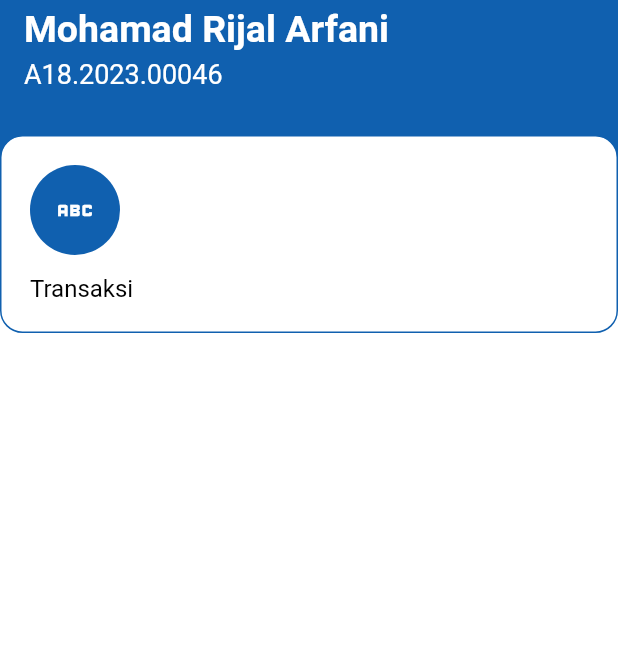
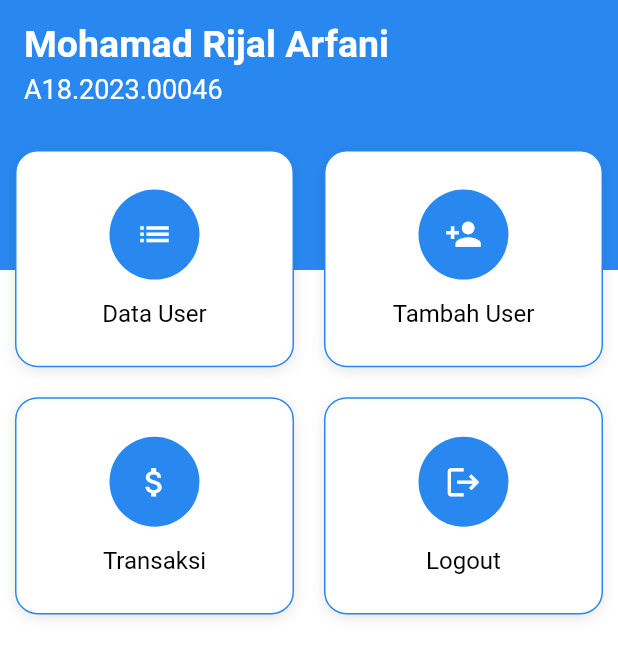
Before and after one commit to rizalarfani/Pemprogaman-Perangkat-Bergerak, a Flutter app: the screen it shows after launch, on a phone screen of 412 x 824 dp. Shown: the top 657 px of the screen. Run offline on Flutter 3.47's test engine with Material 3 defaults, Android fonts, the phone set to English and light mode, and no system bars.

Commit message:
Tugas Dashboard

```diff
--- a/tugas_dashboard/lib/dashboard_page.dart
+++ b/tugas_dashboard/lib/dashboard_page.dart
@@ -7,7 +7,10 @@ class DashboardPage extends StatelessWidget {
   Widget build(BuildContext context) {
     return Scaffold(
       backgroundColor: Colors.white,
-      body: Stack(
+      body: SingleChildScrollView(
+          child: Column(
+        children: [
+          Stack(
             clipBehavior: Clip.none,
             children: [
               Container(
@@ -17,25 +20,25 @@ class DashboardPage extends StatelessWidget {
                 height: 180,
                 width: double.infinity,
                 decoration: const BoxDecoration(
-              color: Color.fromRGBO(16, 96, 175, 1),
+                  color: Color.fromRGBO(41, 136, 240, 1),
                 ),
-            child: SafeArea(
+                child: const SafeArea(
                   child: Column(
                     crossAxisAlignment: CrossAxisAlignment.start,
                     children: [
-                  const SizedBox(height: 5),
+                      SizedBox(height: 15),
                       Text(
                         'Mohamad Rijal Arfani',
-                    style: const TextStyle(
+                        style: TextStyle(
                           fontSize: 25,
                           fontWeight: FontWeight.bold,
                           color: Colors.white,
                         ),
                       ),
-                  const SizedBox(height: 5),
+                      SizedBox(height: 5),
                       Text(
                         'A18.2023.00046',
-                    style: const TextStyle(
+                        style: TextStyle(
                           fontSize: 18,
                           fontWeight: FontWeight.w400,
                           color: Colors.white,
@@ -49,46 +52,93 @@ class DashboardPage extends StatelessWidget {
                 top: 90,
                 left: 0,
                 right: 0,
-            child: itemMenu(),
-          )
+                child: GridView(
+                  gridDelegate: const SliverGridDelegateWithFixedCrossAxisCount(
+                    crossAxisCount: 2,
+                    childAspectRatio: 1.25,
+                  ),
+                  shrinkWrap: true,
+                  children: [
+                    itemMenu(
+                      'Data User',
+                      const Icon(
+                        Icons.list,
+                        color: Colors.white,
+                        size: 25,
+                      ),
+                    ),
+                    itemMenu(
+                      'Tambah User',
+                      const Icon(
+                        Icons.person_add,
+                        color: Colors.white,
+                        size: 25,
+                      ),
+                    ),
+                    itemMenu(
+                      'Transaksi',
+                      const Icon(
+                        Icons.attach_money,
+                        color: Colors.white,
+                        size: 25,
+                      ),
+                    ),
+                    itemMenu(
+                      'Logout',
+                      const Icon(
+                        Icons.logout,
+                        color: Colors.white,
+                        size: 25,
+                      ),
+                    ),
                   ],
                 ),
+              ),
+            ],
+          ),
+        ],
+      )),
     );
   }
 
-  Widget itemMenu() {
+  Widget itemMenu(String title, Icon icon) {
     return Container(
+      margin: const EdgeInsets.all(10),
       padding: const EdgeInsets.all(19),
       decoration: BoxDecoration(
         color: Colors.white,
         borderRadius: BorderRadius.circular(15),
         border: Border.all(
-          color: const Color.fromRGBO(16, 96, 175, 1),
+          color: const Color.fromRGBO(41, 136, 240, 1),
         ),
+        boxShadow: const [
+          BoxShadow(
+            blurRadius: 7,
+            spreadRadius: 0,
+            offset: Offset(0, 2),
+            color: Color.fromRGBO(0, 0, 0, 0.1),
+          )
+        ],
       ),
       child: Column(
         mainAxisAlignment: MainAxisAlignment.center,
-        crossAxisAlignment: CrossAxisAlignment.start,
+        crossAxisAlignment: CrossAxisAlignment.center,
         children: [
           Container(
             height: 60,
             width: 60,
             decoration: const BoxDecoration(
-              color: Color.fromRGBO(16, 96, 175, 1),
+              color: Color.fromRGBO(41, 136, 240, 1),
               shape: BoxShape.circle,
             ),
-            child: const Center(
-              child: Icon(
-                Icons.abc,
-                color: Colors.white,
-                size: 30,
-              ),
+            child: Center(
+              child: icon,
             ),
           ),
           const SizedBox(height: 13),
           Text(
-            'Transaksi',
-            style: TextStyle(
+            title,
+            style: const TextStyle(
               fontSize: 16,
               fontWeight: FontWeight.w400,
               color: Colors.black,
--- a/tugas_dashboard/lib/main.dart
+++ b/tugas_dashboard/lib/main.dart
@@ -12,6 +12,7 @@ class MyApp extends StatelessWidget {
   Widget build(BuildContext context) {
     return MaterialApp(
       title: 'Tugas Dashboard',
+      debugShowCheckedModeBanner: false,
       theme: ThemeData(
         useMaterial3: false,
       ),
```
Lines whose indentation alone changed are shown as unchanged.
